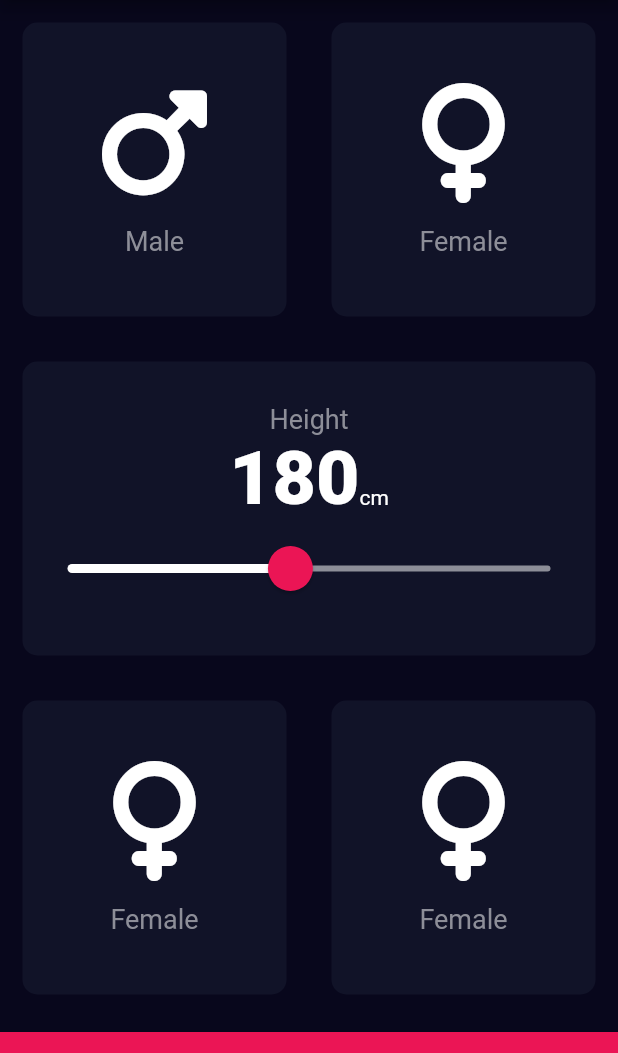
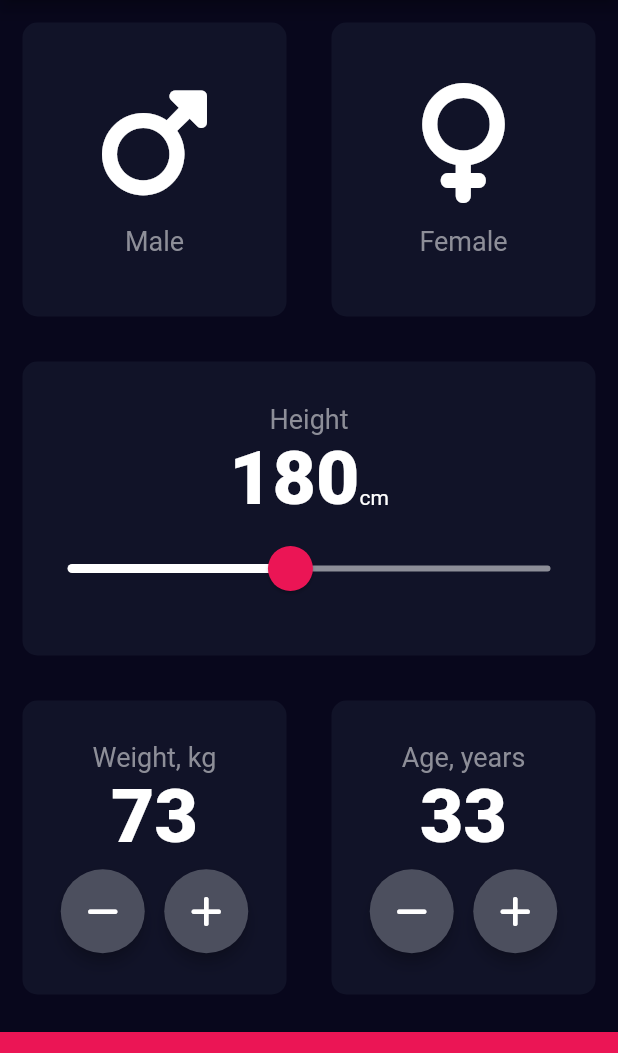
Before and after one commit to alekseigrindev/flutter-07-bmi_calculator, a Flutter app: the screen it shows after launch, on a phone screen of 412 x 824 dp, the part 84-1137 px from its top. Run offline on Flutter 3.47's test engine with Material 2 defaults, Android fonts, the phone set to English and light mode, and no system bars; our stand-ins replace font_awesome_flutter.

Commit message:
finish lesson / add new widget / add weight selector / add age selector

```diff
--- a/lib/input_page.dart
+++ b/lib/input_page.dart
@@ -16,9 +16,10 @@ class InputPage extends StatefulWidget {
 }
 
 class _InputPageState extends State<InputPage> {
-
   Gender? selectedGender;
   int height = 180;
+  int weight = 73;
+  int age = 33;
 
   @override
   Widget build(BuildContext context) {
@@ -28,9 +29,10 @@ class _InputPageState extends State<InputPage> {
       ),
       body: Column(
         crossAxisAlignment: CrossAxisAlignment.stretch,
-        children: <Widget> [
-          Expanded(child: Row(
-            children: <Widget> [
+        children: <Widget>[
+          Expanded(
+            child: Row(
+              children: <Widget>[
                 Expanded(
                   child: ReusableCard(
                     onPress: () {
@@ -38,8 +40,11 @@ class _InputPageState extends State<InputPage> {
                         selectedGender = Gender.male;
                       });
                     },
-                  currentColor: selectedGender == Gender.male ? kActiveCardColor : kInactiveCardColor,
-                  cardChild: IconContent(iconData: FontAwesomeIcons.mars, title:'Male'),
+                    currentColor: selectedGender == Gender.male
+                        ? kActiveCardColor
+                        : kInactiveCardColor,
+                    cardChild: IconContent(
+                        iconData: FontAwesomeIcons.mars, title: 'Male'),
                   ),
                 ),
                 Expanded(
@@ -49,12 +54,16 @@ class _InputPageState extends State<InputPage> {
                         selectedGender = Gender.female;
                       });
                     },
-                  currentColor: selectedGender == Gender.female ? kActiveCardColor : kInactiveCardColor,
-                  cardChild: IconContent(iconData: FontAwesomeIcons.venus, title:'Female'),
+                    currentColor: selectedGender == Gender.female
+                        ? kActiveCardColor
+                        : kInactiveCardColor,
+                    cardChild: IconContent(
+                        iconData: FontAwesomeIcons.venus, title: 'Female'),
                   ),
                 ),
               ],
-          ),),
+            ),
+          ),
           Expanded(
             child: ReusableCard(
               currentColor: kInactiveCardColor,
@@ -69,7 +78,7 @@ class _InputPageState extends State<InputPage> {
                     mainAxisAlignment: MainAxisAlignment.center,
                     crossAxisAlignment: CrossAxisAlignment.baseline,
                     textBaseline: TextBaseline.alphabetic,
-                    children: <Widget> [
+                    children: <Widget>[
                       Text(
                         height.toString(),
                         style: kNumberTextStyle,
@@ -77,10 +86,12 @@ class _InputPageState extends State<InputPage> {
                       Text('cm'),
                     ],
                   ),
-                  SliderTheme (
+                  SliderTheme(
                     data: SliderTheme.of(context).copyWith(
-                      thumbShape: RoundSliderThumbShape(enabledThumbRadius: 15.0),
-                      overlayShape: RoundSliderOverlayShape(overlayRadius: 30.0),
+                      thumbShape:
+                          RoundSliderThumbShape(enabledThumbRadius: 15.0),
+                      overlayShape:
+                          RoundSliderOverlayShape(overlayRadius: 30.0),
                       thumbColor: Color(0xFFEB1555),
                       overlayColor: Color(0x29EB1555),
                       activeTrackColor: Colors.white,
@@ -101,28 +112,91 @@ class _InputPageState extends State<InputPage> {
               ),
             ),
           ),
-          Expanded(child: Row(
+          Expanded(
+            child: Row(
               children: <Widget>[
-              Expanded(child: ReusableCard(
+                Expanded(
+                  child: ReusableCard(
+                    currentColor: kInactiveCardColor,
+                    cardChild: Column(
+                      mainAxisAlignment: MainAxisAlignment.center,
+                      children: <Widget>[
+                        Text(
+                          'Weight, kg',
+                          style: kLabelTextStyle,
+                        ),
+                        Text(
+                          weight.toString(),
+                          style: kNumberTextStyle,
+                        ),
+                        SizedBox(
+                          height: 5.0,
+                        ),
+                        Row(
+                          mainAxisAlignment: MainAxisAlignment.center,
+                          children: <Widget>[
+                            RoundIconButton(
+                              icon: FontAwesomeIcons.minus,
                               onPress: () {
                                 setState(() {
-                    selectedGender = Gender.none;
+                                  weight--;
                                 });
                               },
-                currentColor: kInactiveCardColor,
-                cardChild: IconContent(iconData: FontAwesomeIcons.venus, title:'Female'),
-              ),),
-              Expanded(child: ReusableCard(
+                            ),
+                            SizedBox(width: 13.0),
+                            RoundIconButton(
+                              icon: FontAwesomeIcons.plus,
                               onPress: () {
                                 setState(() {
-                    selectedGender = Gender.none;
+                                  weight++;
                                 });
                               },
+                            ),
+                          ],
+                        ),
+                      ],
+                    ),
+                  ),
+                ),
+                Expanded(
+                  child: ReusableCard(
                       currentColor: kInactiveCardColor,
-                cardChild: IconContent(iconData: FontAwesomeIcons.venus, title:'Female'),
-              ),),
+                      cardChild: Column(
+                        mainAxisAlignment: MainAxisAlignment.center,
+                        crossAxisAlignment: CrossAxisAlignment.center,
+                        children: <Widget>[
+                          Text('Age, years', style: kLabelTextStyle,),
+                          Text(age.toString(), style: kNumberTextStyle,),
+                          SizedBox(height: 5.0,),
+                          Row(
+                            mainAxisAlignment: MainAxisAlignment.center,
+                            children: <Widget>[
+                              RoundIconButton(
+                                  icon: FontAwesomeIcons.minus,
+                                  onPress: () {
+                                    setState(() {
+                                      age--;
+                                    });
+                                  },
+                              ),
+                              SizedBox(width: 13.0,),
+                              RoundIconButton(
+                                  icon: FontAwesomeIcons.plus,
+                                  onPress: () {
+                                    setState(() {
+                                      age++;
+                                    });
+                                    },
+                              ),
                             ],
-          ),),
+                          ),
+                        ],
+                      ),
+                  ),
+                ),
+              ],
+            ),
+          ),
           Container(
             color: kBottomContainerColor,
             margin: EdgeInsets.only(top: 10.0),
@@ -134,3 +208,25 @@ class _InputPageState extends State<InputPage> {
     );
   }
 }
+
+class RoundIconButton extends StatelessWidget {
+  RoundIconButton({required this.icon, required this.onPress});
+
+  final IconData icon;
+  final Function() onPress;
+
+  @override
+  Widget build(BuildContext context) {
+    return RawMaterialButton(
+      child: Icon(icon),
+      elevation: 4.0,
+      constraints: BoxConstraints.tightFor(
+        width: 56.0,
+        height: 56.0,
+      ),
+      shape: CircleBorder(),
+      fillColor: Color(0xFF4C4F5E),
+      onPressed: onPress,
+    );
+  }
+}
```
Lines whose indentation alone changed are shown as unchanged.
